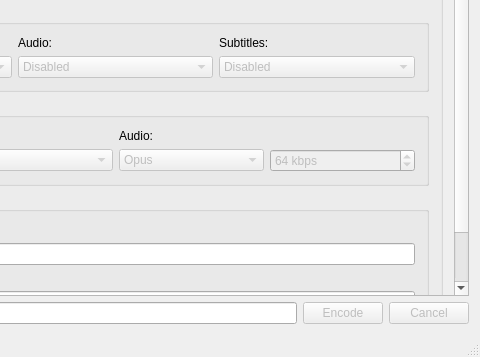
rzumer/Webbum, file mainwindow.ui: the form before one commit; both pictures show x 620 to 1100 and y 263 to 620 of the 1100 by 620 pixel window.
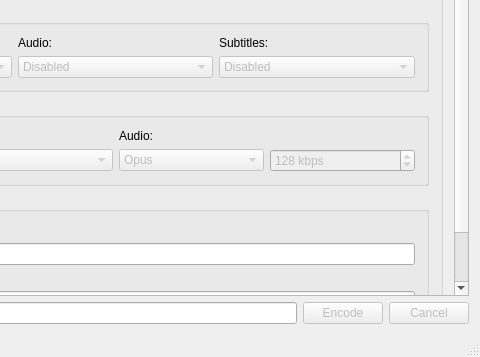
The form after the commit.

Commit message: Adjust encoding settings; revert audio bitrate to the nominal value across the entire stream

```diff
--- a/mainwindow.ui
+++ b/mainwindow.ui
@@ -815,7 +815,7 @@
                    <number>510</number>
                   </property>
                   <property name="value">
-                   <number>64</number>
+                   <number>128</number>
                   </property>
                  </widget>
                 </item>
```
Left out of the diff: 96 changed lines with no effect on the pictures. The commit also changes 1 other file.
